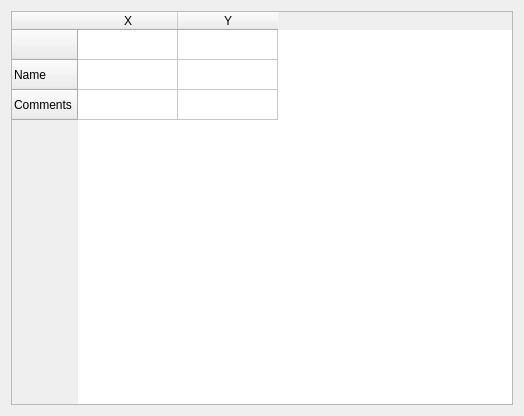
The window that program/patterns_ui/table.ui (HarmlessmanArs/OCT_newest_program) describes before a commit, drawn with Qt 5.
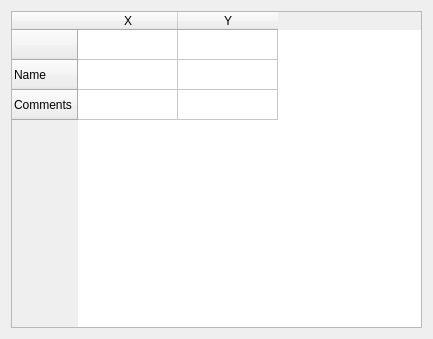
The same window after the commit.

```diff
--- a/program/patterns_ui/table.ui
+++ b/program/patterns_ui/table.ui
@@ -6,10 +6,16 @@
    <rect>
     <x>0</x>
     <y>0</y>
-    <width>524</width>
-    <height>416</height>
+    <width>433</width>
+    <height>339</height>
    </rect>
   </property>
+  <property name="minimumSize">
+   <size>
+    <width>433</width>
+    <height>339</height>
+   </size>
+  </property>
   <property name="windowTitle">
    <string>Form</string>
   </property>
```
